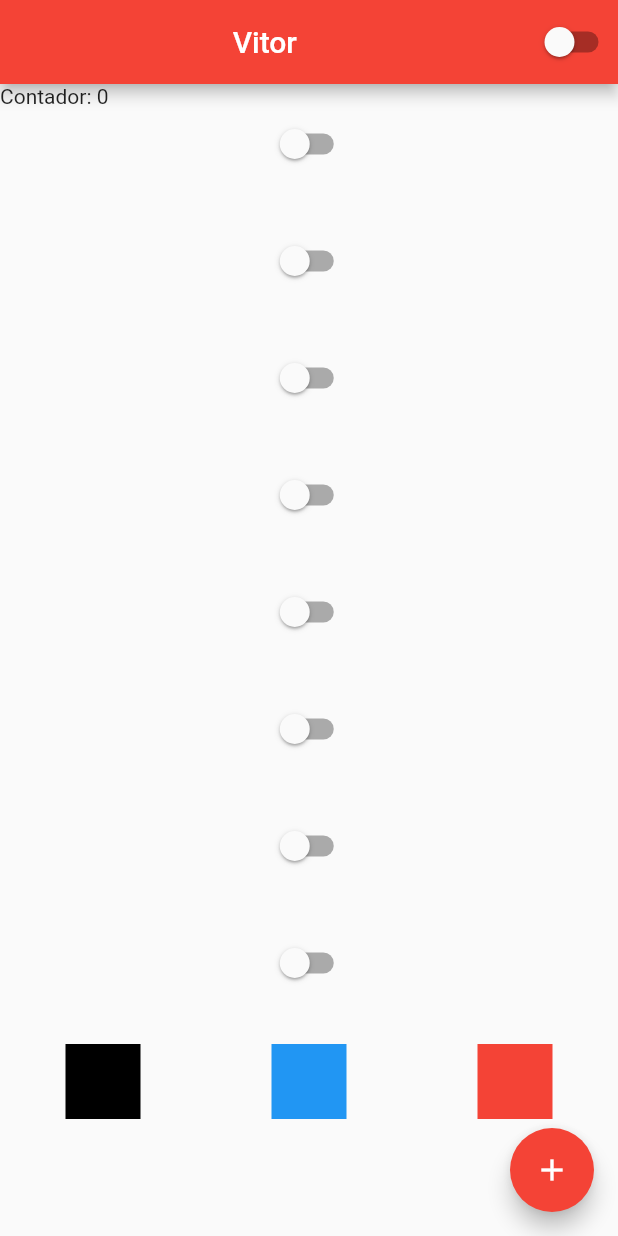
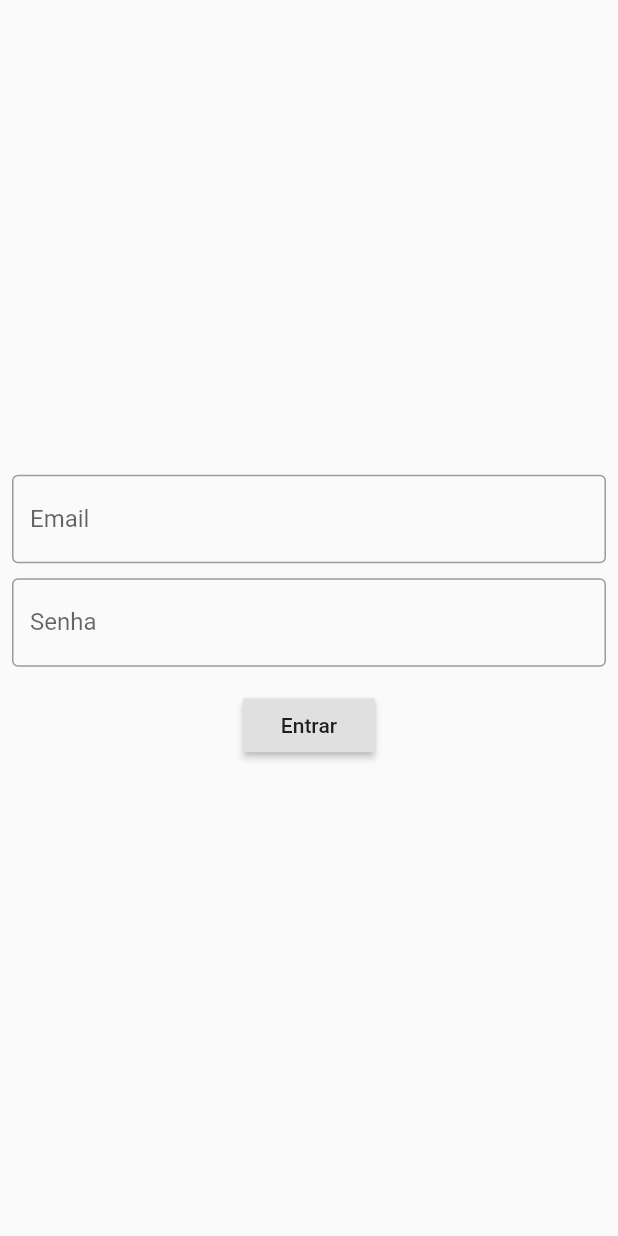
Before and after one commit to vitor2233/curso-flutter, a Flutter app: the screen it shows after launch, on a phone screen of 412 x 824 dp. Run offline on Flutter 3.47's test engine with Material 2 defaults, Android fonts, the phone set to English and light mode, and no system bars.

Commit message:
#17 - Textfield (Construindo uma tela de login)

```diff
--- a/olaMundo/lib/app_widget.dart
+++ b/olaMundo/lib/app_widget.dart
@@ -1,7 +1,6 @@
 import 'package:flutter/material.dart';
 import 'package:olaMundo/app_controller.dart';
-
-import 'home_page.dart';
+import 'package:olaMundo/login_page.dart';
 
 class AppWidget extends StatelessWidget {
   @override
@@ -15,7 +14,7 @@
               ? Brightness.dark
               : Brightness.light,
           ),
-          home: HomePage(),
+          home: LoginPage(),
         );
       },
       animation: AppController.instance,
--- /dev/null
+++ b/olaMundo/lib/login_page.dart
@@ -0,0 +1,63 @@
+import 'package:flutter/material.dart';
+
+class LoginPage extends StatefulWidget {
+  @override
+  _LoginPageState createState() => _LoginPageState();
+}
+
+class _LoginPageState extends State<LoginPage> {
+  String email = '';
+  String senha = '';
+
+  @override
+  Widget build(BuildContext context) {
+    return Scaffold(
+      body: SingleChildScrollView(
+        child: SizedBox(
+          width: MediaQuery.of(context).size.width,
+          height: MediaQuery.of(context).size.height,
+          child: Padding(
+            padding: const EdgeInsets.all(8.0),
+            child: Column(
+              mainAxisAlignment: MainAxisAlignment.center,
+              children: [
+                TextField(
+                  onChanged: (text) {
+                    email = text;
+                  },
+                  keyboardType: TextInputType.emailAddress,
+                  decoration: InputDecoration(
+                    labelText: 'Email',
+                    border: OutlineInputBorder(),
+                  ),
+                ),
+                SizedBox(height: 10),
+                TextField(
+                  onChanged: (text) {
+                    senha = text;
+                  },
+                  obscureText: true,
+                  decoration: InputDecoration(
+                    labelText: 'Senha',
+                    border: OutlineInputBorder(),
+                  ),
+                ),
+                SizedBox(height: 15),
+                RaisedButton(
+                  onPressed: () {
+                    if (email == 'vitor@email.com' && senha == '123') {
+                      print('correto');
+                    } else {
+                      print('inválido');
+                    }
+                  },
+                  child: Text('Entrar'),
+                )
+              ],
+            ),
+          ),
+        ),
+      ),
+    );
+  }
+}
```
